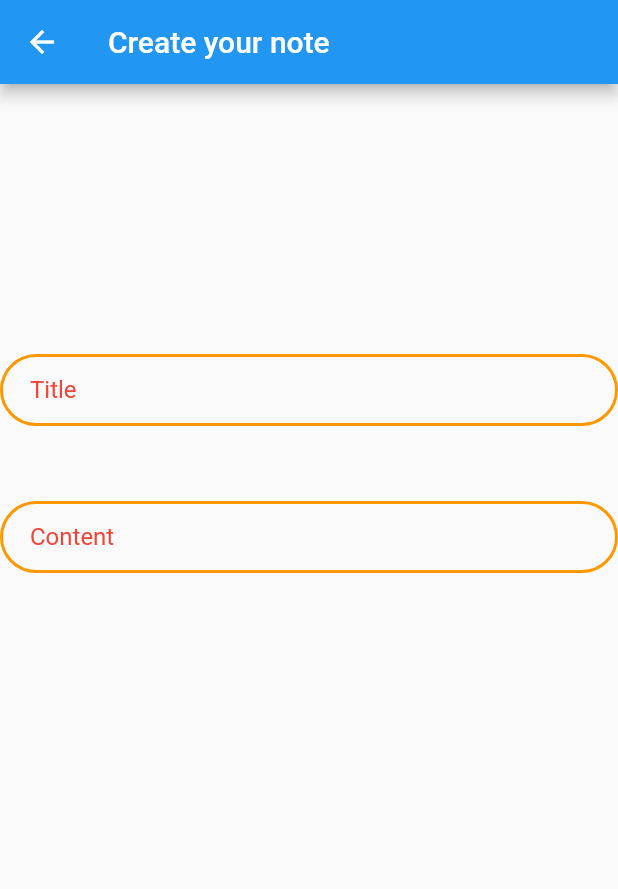
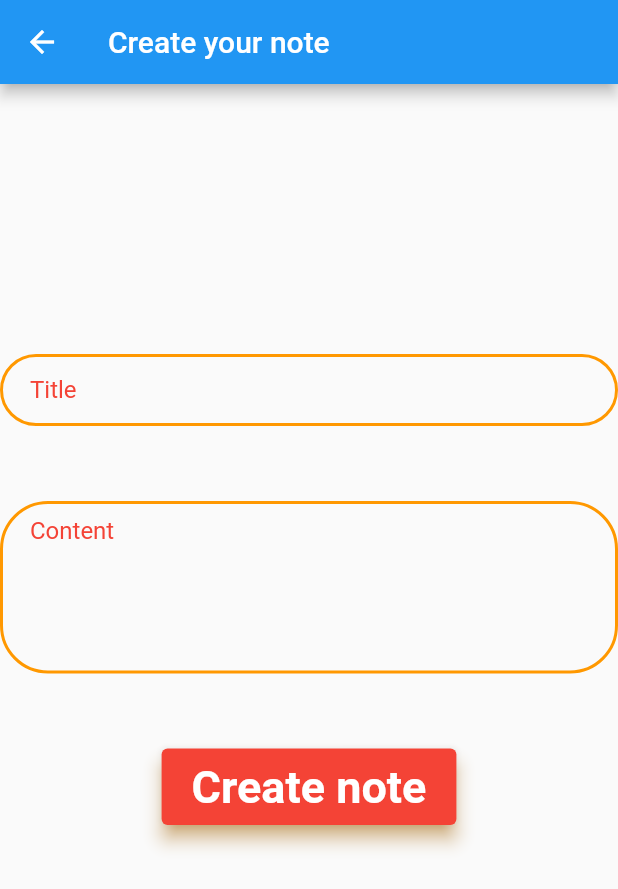
Before and after one commit to landowolf10/crud_notas_flutter2, a Flutter app: the CreateNoteView screen opened directly, on a phone screen of 412 x 824 dp. Shown: the top 889 px of the screen. Run offline on Flutter 3.47's test engine with Material 2 defaults, Android fonts, the phone set to English and light mode, and no system bars; accounts and stored records are empty.

Commit message:
Rebuilding the UI.

```diff
--- a/lib/api/notes_api.dart
+++ b/lib/api/notes_api.dart
@@ -4,7 +4,7 @@ import 'package:http/http.dart' as http;
 
 class NotesAPIs
 {
-  String url = 'http://192.168.0.11:3000/note';
+  String url = 'http://192.168.0.15:3000/note';
   List<NotesModel> notesList;
 
   Future<List<NotesModel>> getNotes(int userID) async
--- a/lib/api/user_api.dart
+++ b/lib/api/user_api.dart
@@ -4,7 +4,7 @@ import 'package:http/http.dart' as http;
 
 class UserAPIs
 {
-  String url = 'http://192.168.0.11:3000';
+  String url = 'http://192.168.0.15:3000';
 
   Future<Map<String, dynamic>> login(String mail, String password) async
   {
--- a/lib/models/notes_model.dart
+++ b/lib/models/notes_model.dart
@@ -36,13 +36,9 @@ class NotesModel
   Map<String, dynamic> toJson()
   {
     return {
-      'id': idNota,
       'id_usuario': idUsuario,
-      'nombre_creador': nombreCreador,
-      'fecha': fecha,
-      'hora': hora,
       'titulo': titulo,
-      'contenido': contenido,
+      'contenido': contenido
     };
   }
 
--- a/lib/views/note/create_note_view.dart
+++ b/lib/views/note/create_note_view.dart
@@ -1,3 +1,7 @@
+import 'package:crud_notas/api/notes_api.dart';
+import 'package:crud_notas/models/notes_model.dart';
+import 'package:crud_notas/utils/messages.dart';
+import 'package:crud_notas/views/user/login_page.dart';
 import 'package:crud_notas/views/widgets/textInput.dart';
 import 'package:flutter/material.dart';
 
@@ -9,8 +13,8 @@ class CreateNoteView extends StatefulWidget {
 }
 
 class _CreateNoteViewState extends State<CreateNoteView> {
-  TextEditingController txtTitle = new TextEditingController();
-  TextEditingController txtContent = new TextEditingController();
+  TextEditingController _txtTitle = new TextEditingController();
+  TextEditingController _txtContent = new TextEditingController();
 
   @override
   Widget build(BuildContext context) {
@@ -25,9 +29,11 @@ class _CreateNoteViewState extends State<CreateNoteView> {
               mainAxisAlignment: MainAxisAlignment.center,
               children: [
                 SizedBox(height: 180),
-                TextInput(hintText: "Title", txtController: txtTitle, inputType: TextInputType.text),
+                TextInput(hintText: "Title", txtController: _txtTitle, inputType: TextInputType.text),
                 SizedBox(height: 50),
-                TextInput(hintText: "Content", txtController: txtContent, inputType: TextInputType.multiline),
+                TextInput(hintText: "Content", txtController: _txtContent, inputType: TextInputType.multiline, maxLines: 5),
+                SizedBox(height: 50),
+                _commonButton()
               ],
             )
           ],
@@ -35,4 +41,43 @@ class _CreateNoteViewState extends State<CreateNoteView> {
       ),
     );
   }
+
+  Widget _commonButton()
+  {
+    return ElevatedButton(
+      child: Text('Create note'),
+      style: ElevatedButton.styleFrom(
+        primary: Colors.red,
+        padding: EdgeInsets.symmetric(horizontal: 20, vertical: 8),
+        textStyle: TextStyle(
+           fontSize: 30,
+           color: Colors.white,
+           fontWeight: FontWeight.bold
+        ),
+        shadowColor: Colors.orange,
+        elevation: 5
+      ),
+      onPressed: () async {
+        GetLoginData loginData;
+        NotesAPIs notes;
+        int _userID;
+
+        setState(() {
+          loginData = new GetLoginData();
+          notes = new NotesAPIs();
+          _userID = loginData.userID();
+        });
+
+        if(_txtTitle.text.isEmpty || _txtContent.text.isEmpty)
+        {
+          Dialogs().emptyBoxesDialog(context);
+          return;
+        }
+
+        NotesModel notesData = NotesModel(idUsuario: _userID, titulo: _txtTitle.text, contenido: _txtContent.text);
+
+        await notes.createNotes(notesData);
+      }
+    );
+  }
 }
--- a/lib/views/widgets/textInput.dart
+++ b/lib/views/widgets/textInput.dart
@@ -4,12 +4,14 @@ class TextInput extends StatelessWidget {
   final String hintText;
   final TextEditingController txtController;
   final TextInputType inputType;
+  final int maxLines;
 
   const TextInput({
     Key key,
     this.hintText,
     this.txtController,
-    this.inputType
+    this.inputType,
+    this.maxLines
   }) : super(key: key);
 
   @override
@@ -25,6 +27,7 @@ class TextInput extends StatelessWidget {
       ),
       controller: txtController,
       keyboardType: inputType,
+      maxLines: maxLines,
       decoration: textBoxDecoration(hintText),
     );
   }
```
